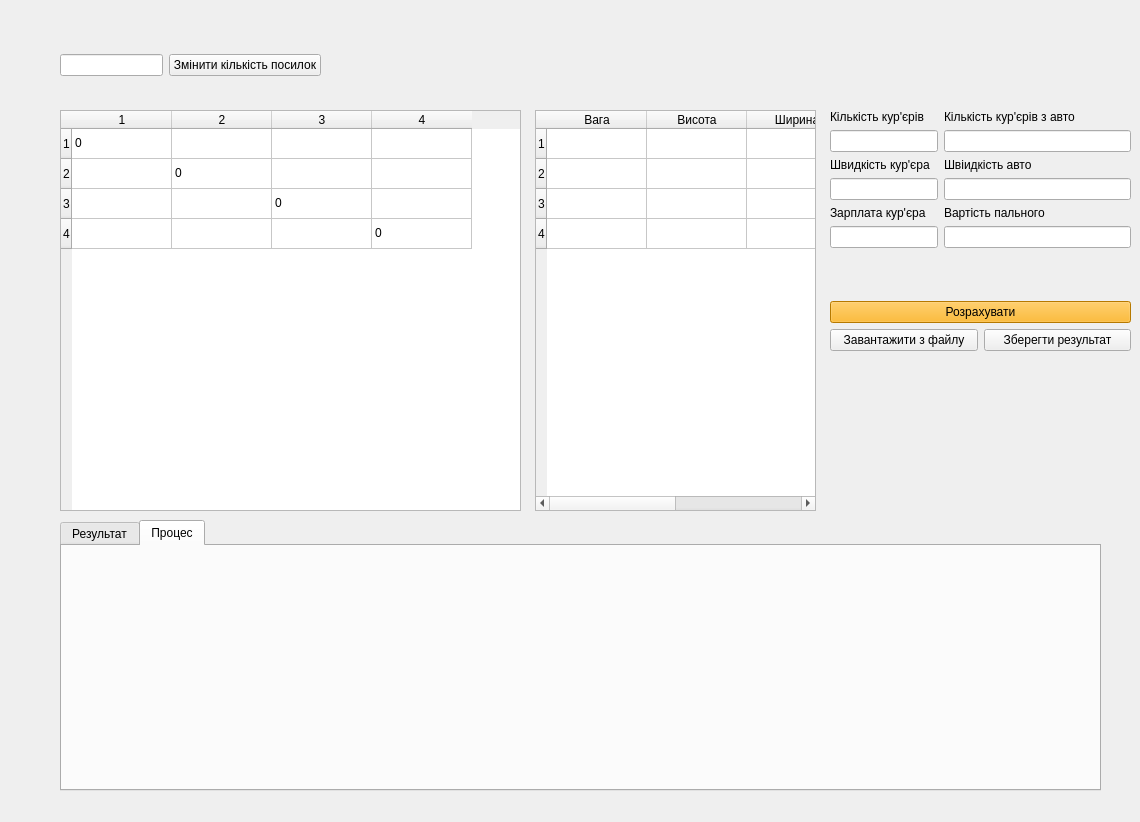
This is Project/main.ui in YelizavetaP/snytuk as Qt 5 draws it before an edit. The edited form follows.
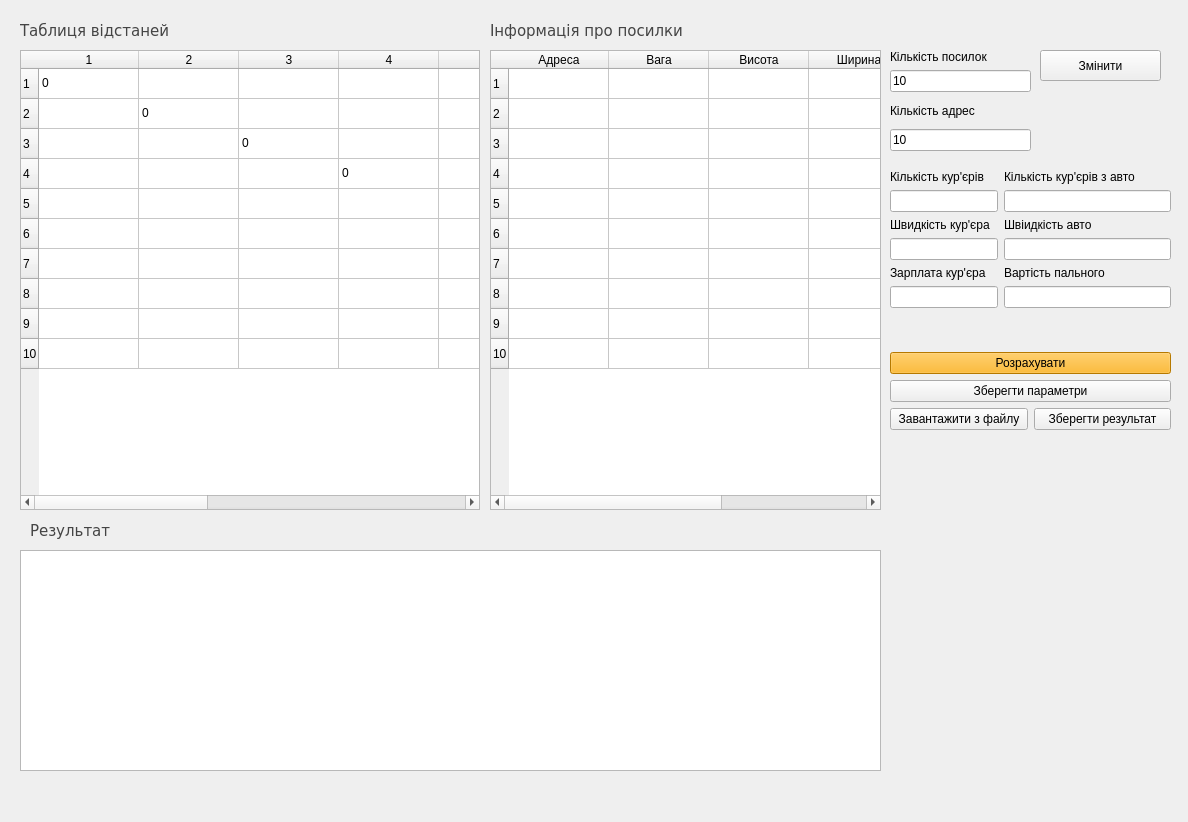
This is the edited form.

What changed in the file:
```diff
--- a/Project/main.ui
+++ b/Project/main.ui
@@ -6,7 +6,7 @@
    <rect>
     <x>0</x>
     <y>0</y>
-    <width>1140</width>
+    <width>1188</width>
     <height>822</height>
    </rect>
   </property>
@@ -17,10 +17,10 @@
    <widget class="QWidget" name="verticalLayoutWidget">
     <property name="geometry">
      <rect>
-      <x>830</x>
-      <y>110</y>
-      <width>301</width>
-      <height>241</height>
+      <x>890</x>
+      <y>170</y>
+      <width>281</width>
+      <height>260</height>
      </rect>
     </property>
     <layout class="QVBoxLayout" name="verticalLayout_3">
@@ -123,6 +123,13 @@
        </property>
       </widget>
      </item>
+     <item>
+      <widget class="QPushButton" name="saveParamButton">
+       <property name="text">
+        <string>Зберегти параметри</string>
+       </property>
+      </widget>
+     </item>
      <item>
       <layout class="QHBoxLayout" name="horizontalLayout_5">
        <item>
@@ -143,58 +150,13 @@
      </item>
     </layout>
    </widget>
-   <widget class="QTabWidget" name="tabWidget">
-    <property name="geometry">
-     <rect>
-      <x>60</x>
-      <y>520</y>
-      <width>1041</width>
-      <height>271</height>
-     </rect>
-    </property>
-    <property name="currentIndex">
-     <number>1</number>
-    </property>
-    <widget class="QWidget" name="resultTub">
-     <attribute name="title">
-      <string>Результат</string>
-     </attribute>
-    </widget>
-    <widget class="QWidget" name="logTab">
-     <attribute name="title">
-      <string>Процес</string>
-     </attribute>
-    </widget>
-   </widget>
-   <widget class="QWidget" name="horizontalLayoutWidget_2">
-    <property name="geometry">
-     <rect>
-      <x>60</x>
-      <y>40</y>
-      <width>261</width>
-      <height>51</height>
-     </rect>
-    </property>
-    <layout class="QHBoxLayout" name="horizontalLayout_3">
-     <item>
-      <widget class="QLineEdit" name="rowCount"/>
-     </item>
-     <item>
-      <widget class="QPushButton" name="changeCount">
-       <property name="text">
-        <string>Змінити кількість посилок</string>
-       </property>
-      </widget>
-     </item>
-    </layout>
-   </widget>
    <widget class="QTableWidget" name="parcelsTable">
     <property name="geometry">
      <rect>
-      <x>535</x>
-      <y>110</y>
-      <width>281</width>
-      <height>401</height>
+      <x>490</x>
+      <y>50</y>
+      <width>391</width>
+      <height>460</height>
      </rect>
     </property>
     <row>
@@ -217,6 +179,41 @@
       <string>4</string>
      </property>
     </row>
+    <row>
+     <property name="text">
+      <string>5</string>
+     </property>
+    </row>
+    <row>
+     <property name="text">
+      <string>6</string>
+     </property>
+    </row>
+    <row>
+     <property name="text">
+      <string>7</string>
+     </property>
+    </row>
+    <row>
+     <property name="text">
+      <string>8</string>
+     </property>
+    </row>
+    <row>
+     <property name="text">
+      <string>9</string>
+     </property>
+    </row>
+    <row>
+     <property name="text">
+      <string>10</string>
+     </property>
+    </row>
+    <column>
+     <property name="text">
+      <string>Адресa</string>
+     </property>
+    </column>
     <column>
      <property name="text">
       <string>Вага</string>
@@ -244,10 +241,10 @@
     </property>
     <property name="geometry">
      <rect>
-      <x>60</x>
-      <y>110</y>
-      <width>461</width>
-      <height>401</height>
+      <x>20</x>
+      <y>50</y>
+      <width>460</width>
+      <height>460</height>
      </rect>
     </property>
     <property name="focusPolicy">
@@ -273,6 +270,36 @@
       <string>4</string>
      </property>
     </row>
+    <row>
+     <property name="text">
+      <string>5</string>
+     </property>
+    </row>
+    <row>
+     <property name="text">
+      <string>6</string>
+     </property>
+    </row>
+    <row>
+     <property name="text">
+      <string>7</string>
+     </property>
+    </row>
+    <row>
+     <property name="text">
+      <string>8</string>
+     </property>
+    </row>
+    <row>
+     <property name="text">
+      <string>9</string>
+     </property>
+    </row>
+    <row>
+     <property name="text">
+      <string>10</string>
+     </property>
+    </row>
     <column>
      <property name="text">
       <string>1</string>
@@ -293,6 +320,36 @@
       <string>4</string>
      </property>
     </column>
+    <column>
+     <property name="text">
+      <string>5</string>
+     </property>
+    </column>
+    <column>
+     <property name="text">
+      <string>6</string>
+     </property>
+    </column>
+    <column>
+     <property name="text">
+      <string>7</string>
+     </property>
+    </column>
+    <column>
+     <property name="text">
+      <string>8</string>
+     </property>
+    </column>
+    <column>
+     <property name="text">
+      <string>9</string>
+     </property>
+    </column>
+    <column>
+     <property name="text">
+      <string>10</string>
+     </property>
+    </column>
     <item row="0" column="0">
      <property name="text">
       <string>0</string>
@@ -314,6 +371,172 @@
      </property>
     </item>
    </widget>
+   <widget class="QPushButton" name="changeCount">
+    <property name="geometry">
+     <rect>
+      <x>1040</x>
+      <y>50</y>
+      <width>121</width>
+      <height>31</height>
+     </rect>
+    </property>
+    <property name="text">
+     <string>Змінити</string>
+    </property>
+    <property name="autoRepeat">
+     <bool>false</bool>
+    </property>
+    <property name="autoExclusive">
+     <bool>false</bool>
+    </property>
+   </widget>
+   <widget class="QWidget" name="verticalLayoutWidget_3">
+    <property name="geometry">
+     <rect>
+      <x>890</x>
+      <y>50</y>
+      <width>141</width>
+      <height>101</height>
+     </rect>
+    </property>
+    <layout class="QVBoxLayout" name="verticalLayout_4">
+     <item>
+      <layout class="QVBoxLayout" name="verticalLayout_2">
+       <item>
+        <widget class="QLabel" name="label_7">
+         <property name="enabled">
+          <bool>true</bool>
+         </property>
+         <property name="styleSheet">
+          <string notr="true"/>
+         </property>
+         <property name="text">
+          <string>Кількість посилок</string>
+         </property>
+        </widget>
+       </item>
+       <item>
+        <widget class="QLineEdit" name="pCount">
+         <property name="text">
+          <string>10</string>
+         </property>
+        </widget>
+       </item>
+      </layout>
+     </item>
+     <item>
+      <widget class="QLabel" name="label_8">
+       <property name="enabled">
+        <bool>true</bool>
+       </property>
+       <property name="styleSheet">
+        <string notr="true"/>
+       </property>
+       <property name="text">
+        <string>Кількість адрес</string>
+       </property>
+      </widget>
+     </item>
+     <item>
+      <widget class="QLineEdit" name="dCount">
+       <property name="text">
+        <string>10</string>
+       </property>
+      </widget>
+     </item>
+    </layout>
+   </widget>
+   <widget class="QPlainTextEdit" name="results">
+    <property name="geometry">
+     <rect>
+      <x>20</x>
+      <y>550</y>
+      <width>861</width>
+      <height>221</height>
+     </rect>
+    </property>
+   </widget>
+   <widget class="QLabel" name="label_9">
+    <property name="enabled">
+     <bool>true</bool>
+    </property>
+    <property name="geometry">
+     <rect>
+      <x>20</x>
+      <y>20</y>
+      <width>231</width>
+      <height>21</height>
+     </rect>
+    </property>
+    <property name="font">
+     <font>
+      <family>Verdana</family>
+      <pointsize>11</pointsize>
+      <weight>50</weight>
+      <bold>false</bold>
+     </font>
+    </property>
+    <property name="styleSheet">
+     <string notr="true">color: rgb(68, 68, 68);</string>
+    </property>
+    <property name="text">
+     <string>Таблиця відстаней</string>
+    </property>
+   </widget>
+   <widget class="QLabel" name="label_11">
+    <property name="enabled">
+     <bool>true</bool>
+    </property>
+    <property name="geometry">
+     <rect>
+      <x>490</x>
+      <y>20</y>
+      <width>231</width>
+      <height>21</height>
+     </rect>
+    </property>
+    <property name="font">
+     <font>
+      <family>Verdana</family>
+      <pointsize>11</pointsize>
+      <weight>50</weight>
+      <bold>false</bold>
+     </font>
+    </property>
+    <property name="styleSheet">
+     <string notr="true">color: rgb(68, 68, 68);</string>
+    </property>
+    <property name="text">
+     <string>Інформація про посилки</string>
+    </property>
+   </widget>
+   <widget class="QLabel" name="label_10">
+    <property name="enabled">
+     <bool>true</bool>
+    </property>
+    <property name="geometry">
+     <rect>
+      <x>30</x>
+      <y>520</y>
+      <width>231</width>
+      <height>21</height>
+     </rect>
+    </property>
+    <property name="font">
+     <font>
+      <family>Verdana</family>
+      <pointsize>11</pointsize>
+      <weight>50</weight>
+      <bold>false</bold>
+     </font>
+    </property>
+    <property name="styleSheet">
+     <string notr="true">color: rgb(68, 68, 68);</string>
+    </property>
+    <property name="text">
+     <string>Результат</string>
+    </property>
+   </widget>
   </widget>
   <widget class="QMenuBar" name="menubar">
    <property name="geometry">
```
Left out of the diff: 30 changed lines with no effect on the pictures.
